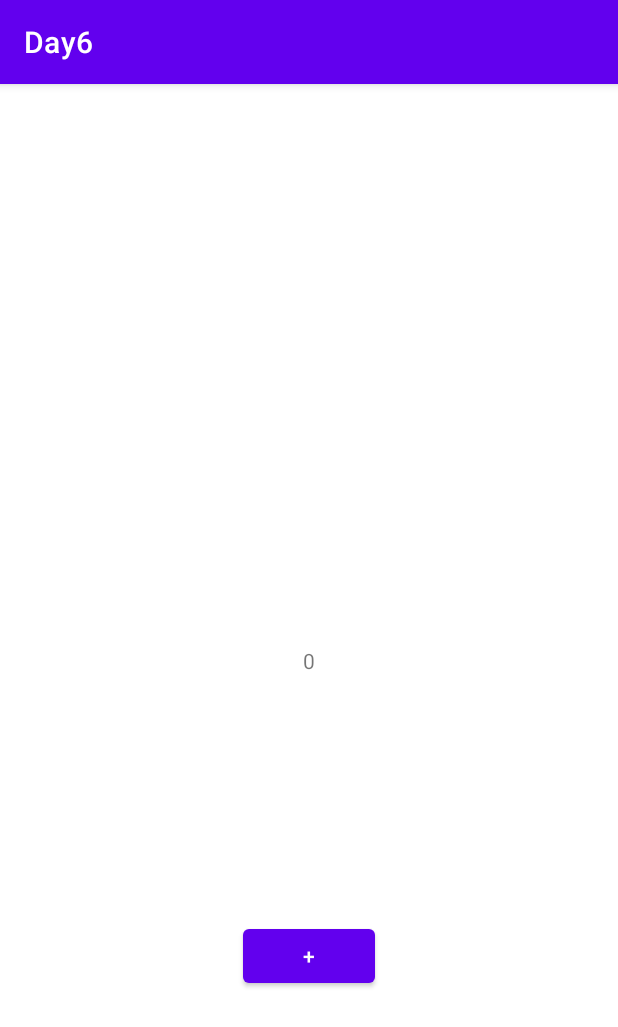
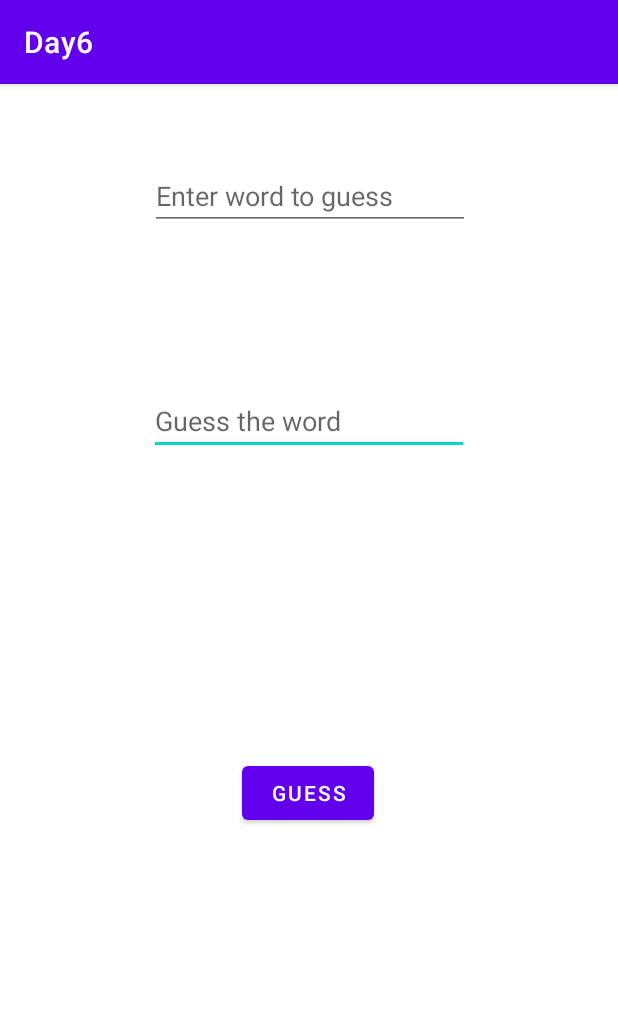
Before and after one commit to rensia1/AndroidCourse, an Android app: the screen it shows after launch (MainActivity), on a phone screen of 412 x 824 dp. Shown: the top 1027 px of the screen. Run offline under Robolectric (Android 15) with nearby library versions, the phone set to English and light mode, and no system bars.

Commit message:
#3 uzdevums

```diff
--- a/Day6/app/src/main/java/lv/rensia/day6/MainActivity.kt
+++ b/Day6/app/src/main/java/lv/rensia/day6/MainActivity.kt
@@ -2,46 +2,41 @@ package lv.rensia.day6
 
 import androidx.appcompat.app.AppCompatActivity
 import android.os.Bundle
+import android.util.Log
 import android.widget.Button
 import android.widget.EditText
-import android.widget.TextView
-
-
+import android.widget.Toast
 
 
 class MainActivity : AppCompatActivity() {
 
-    var clickCountVar :Int = 0
 
     override fun onCreate(savedInstanceState: Bundle?) {
         super.onCreate(savedInstanceState)
         setContentView(R.layout.activity_main)
 
-        val clickCount = findViewById<TextView>(R.id.lblCount)
-        val btnPlus = findViewById<Button>(R.id.btnPlus)
+
+        val btnGuess = findViewById<Button>(R.id.btnGuess)
+        //val stringToGuess = "Programmetajs"
+        var guessCount = 0
 
 
-        var reverse = false
-        btnPlus.setOnClickListener{
-            clickCountVar = clickCount.text.toString().toInt()
-
-            if(clickCountVar == 10) {
-                reverse = true
-            } else if (clickCountVar == 0) {
-                reverse = false
-            }
-            if (reverse == true) {
-                clickCount.text = (clickCountVar - 1).toString()
-            } else {
-                clickCount.text = (clickCountVar + 1).toString()
-            }
 
 
-//            if(clickCountVar < 10 && clickCountVar > -1) {
-//                clickCount.text = (clickCountVar + 1).toString()
-//            } else {
-//                clickCount.text = (clickCountVar - 1).toString()
-//            }
+        btnGuess.setOnClickListener{
+            guessCount ++
+            val stringToGuess = findViewById<EditText>(R.id.wordToGuess).text.toString()
+            val word = findViewById<EditText>(R.id.guessedWord).text.toString()
+
+
+
+            if(stringToGuess != word  && guessCount == 5) {
+                Toast.makeText(this,"Sorry, you lost ):", Toast.LENGTH_SHORT).show()
+                guessCount = 0
+            } else if(stringToGuess.toLowerCase() == word.toLowerCase()) {
+                Toast.makeText(this,"Yay, you won :)", Toast.LENGTH_SHORT).show()
+                guessCount = 0
+            }
 
 
 
--- a/Day6/app/src/main/res/layout/activity_main.xml
+++ b/Day6/app/src/main/res/layout/activity_main.xml
@@ -6,24 +6,41 @@
     android:layout_height="match_parent"
     tools:context=".MainActivity">
 
-    <TextView
-        android:id="@+id/lblCount"
+    <Button
+        android:id="@+id/btnGuess"
         android:layout_width="wrap_content"
         android:layout_height="wrap_content"
-        android:text="0"
+        android:text="Guess"
         app:layout_constraintBottom_toBottomOf="parent"
-        app:layout_constraintLeft_toLeftOf="parent"
-        app:layout_constraintRight_toRightOf="parent"
+        app:layout_constraintEnd_toEndOf="parent"
+        app:layout_constraintHorizontal_bias="0.498"
+        app:layout_constraintStart_toStartOf="parent"
+        app:layout_constraintTop_toTopOf="parent"
+        app:layout_constraintVertical_bias="0.623" />
+
+    <EditText
+        android:id="@+id/guessedWord"
+        android:layout_width="wrap_content"
+        android:layout_height="wrap_content"
+        android:ems="10"
+        android:hint="Guess the word"
+        android:inputType="textPersonName"
+        app:layout_constraintBottom_toTopOf="@+id/btnGuess"
+        app:layout_constraintEnd_toEndOf="parent"
+        app:layout_constraintStart_toStartOf="parent"
         app:layout_constraintTop_toTopOf="parent" />
 
-    <Button
-        android:id="@+id/btnPlus"
+    <EditText
+        android:id="@+id/wordToGuess"
         android:layout_width="wrap_content"
         android:layout_height="wrap_content"
-        android:text="+"
-        app:layout_constraintBottom_toBottomOf="parent"
+        android:layout_marginTop="52dp"
+        android:ems="10"
+        android:hint="Enter word to guess"
+        android:inputType="textPersonName"
         app:layout_constraintEnd_toEndOf="parent"
+        app:layout_constraintHorizontal_bias="0.502"
         app:layout_constraintStart_toStartOf="parent"
-        app:layout_constraintTop_toBottomOf="@+id/lblCount" />
+        app:layout_constraintTop_toTopOf="parent" />
 
 </androidx.constraintlayout.widget.ConstraintLayout>
```
